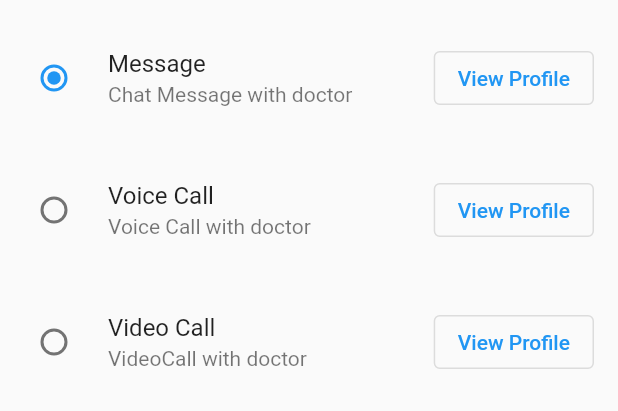
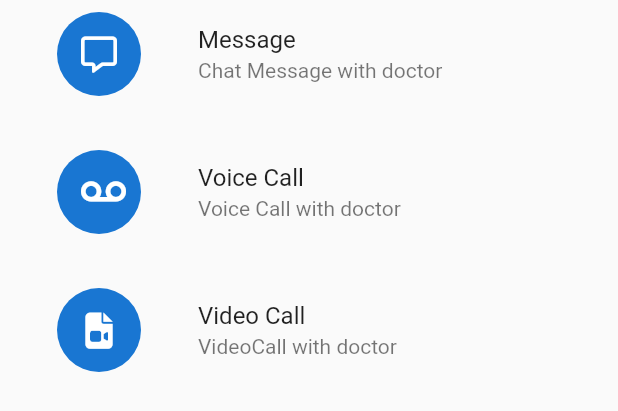
Before and after one commit to sanushcj/Hayaath-24x7, a Flutter app: the RadioButtonAdvancedWidget widget shown alone on an empty page, opened directly, on a phone screen of 412 x 824 dp. Shown: the top 411 px of the screen. Run offline on Flutter 3.47's test engine with Material 2 defaults, Android fonts, the phone set to English and light mode, and no system bars; our stand-ins replace carousel_slider, font_awesome_flutter, get, google_fonts, lottie, table_calendar; network calls fail; Roboto replaces fonts that are missing (Rosario).

Commit message:
package screen 70% done

```diff
--- a/lib/view/booking screen/widgets/radiobuttonofpackage.dart
+++ b/lib/view/booking screen/widgets/radiobuttonofpackage.dart
@@ -1,13 +1,19 @@
 import 'package:flutter/material.dart';
-import 'package:meta/meta.dart';
+import 'package:font_awesome_flutter/font_awesome_flutter.dart';
+import 'package:get/get.dart';
+import 'package:hayaath_24x7/core/constants/constants.dart';
 
-class RadioButtonAdvancedWidget extends StatefulWidget {
-  @override
-  _RadioButtonAdvancedWidgetState createState() =>
-      _RadioButtonAdvancedWidgetState();
-}
+// ignore: must_be_immutable
+class RadioButtonAdvancedWidget extends StatelessWidget {
 
-class _RadioButtonAdvancedWidgetState extends State<RadioButtonAdvancedWidget> {
+
+List<Widget> IconsofPackage = [
+  CircleAvatar(radius: 50,child: Icon(FontAwesomeIcons.message)),
+  CircleAvatar(radius: 50,child: Icon(FontAwesomeIcons.voicemail)),
+    CircleAvatar(radius: 50,child: Icon(FontAwesomeIcons.solidFileVideo)),
+
+];
+
   static const users = [
     User(
       name: 'Message',
@@ -23,27 +29,16 @@ class _RadioButtonAdvancedWidgetState extends State<RadioButtonAdvancedWidget> {
     ),
   ];
 
-  User selectedValue = users.first;
+  Rx<User> selectedValue = users.first.obs;
 
   @override
-  Widget build(BuildContext context) => ListView(
-      padding: EdgeInsets.symmetric(vertical: 16),
-      children: users
-          .map((user) => Container(
-                margin: EdgeInsets.only(bottom: 16),
-                child: RadioListTile<User>(
-                  value: user,
-                  onChanged: (value) => setState(() => selectedValue = value!),
-                  groupValue: selectedValue,
-                  title: Text(user.name),
-                  subtitle: Text(user.description),
-                  secondary: OutlinedButton(
-                    child: Text('View Profile'),
-                    onPressed: () {},
-                  ),
-                ),
-              ))
-          .toList());
+  Widget build(BuildContext context) => Obx(
+        () => ListView.separated(
+          shrinkWrap: true,
+            itemBuilder: (context, index) => ListTile(leading: IconsofPackage[index] ,title:Text(users[index].name) ,subtitle: Text(users[index].description) ,),
+            separatorBuilder: (context, index) => rrheight20,
+            itemCount: 3),
+      );
 }
 
 class User {
```
Also changed, not shown: lib/view/booking screen/packageselection/packageselect.dart (+5 -10 lines).
